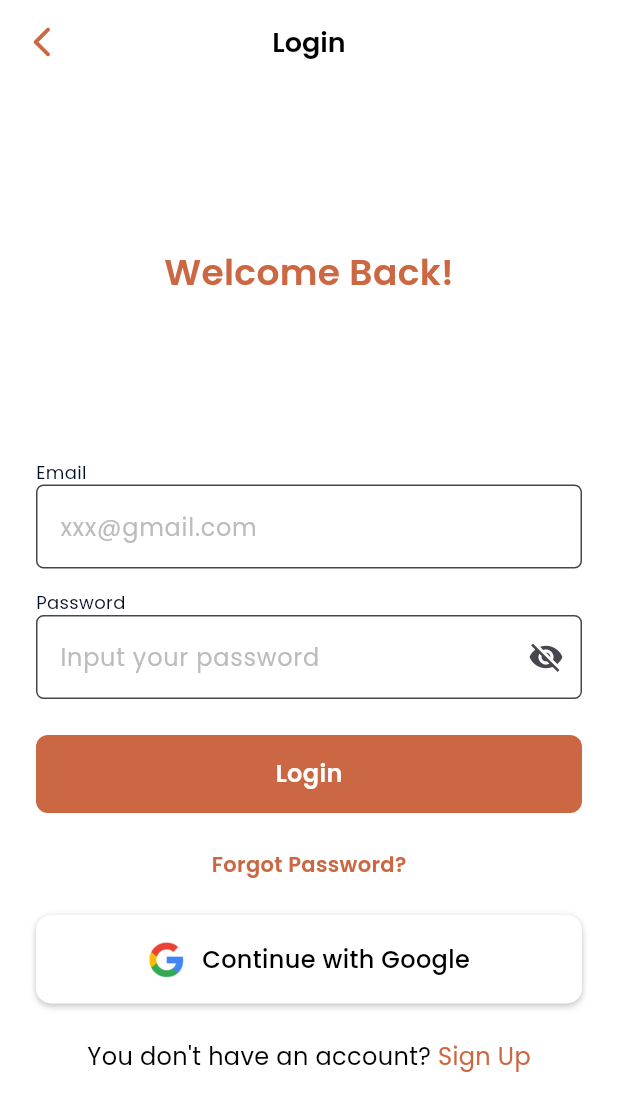
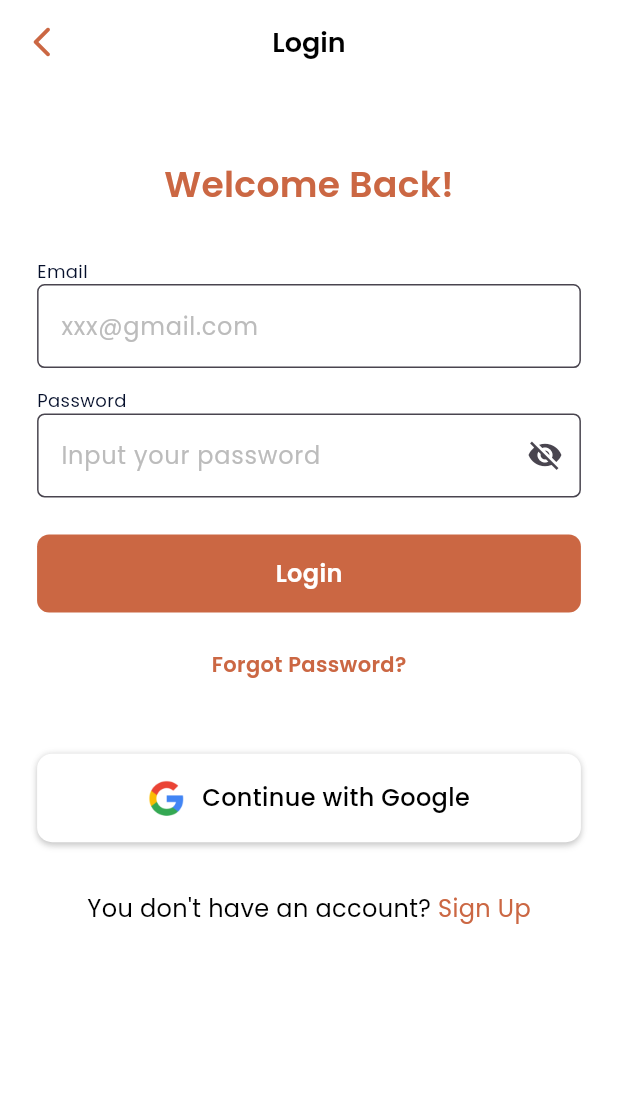
Before and after one commit to karehaa/eco-style, a Flutter app: the SignIn screen opened directly, on a phone screen of 412 x 824 dp. Shown: the top 1111 px of the screen. Run offline on Flutter 3.47's test engine with Material 3 defaults, Android fonts, the phone set to English and light mode, and no system bars.

Commit message:
Sign-In Page UI Finished

```diff
--- a/lib/pages/registration/sign_in.dart
+++ b/lib/pages/registration/sign_in.dart
@@ -20,6 +20,12 @@ class _SignIn extends State<SignIn> {
 
   @override
   Widget build(BuildContext context) {
+    final mediaQuery = MediaQuery.of(context);
+    final screenWidth = mediaQuery.size.width;
+    final screenHeight = mediaQuery.size.height;
+    final double padding = screenWidth * 0.06;
+    final double spacing = screenHeight * 0.02;
+
     return Scaffold(
       backgroundColor: ColorPallete.white,
       appBar: AppBar(
@@ -49,10 +55,14 @@ class _SignIn extends State<SignIn> {
       body: SafeArea(
         child: Container(
           width: double.infinity,
-          padding: const EdgeInsets.symmetric(horizontal: 24),
+          padding: EdgeInsets.symmetric(horizontal: padding),
           child: Column(
             children: [
-              const Spacer(),
+              Expanded(
+                child: SingleChildScrollView(
+                  child: Column(
+                    children: [
+                      SizedBox(height: spacing * 3),
                       const Text(
                         "Welcome Back!",
                         style: TextStyle(
@@ -62,7 +72,7 @@ class _SignIn extends State<SignIn> {
                           fontFamily: 'Poppins',
                         ),
                       ),
-              const Spacer(),
+                      SizedBox(height: spacing * 2),
                       const Align(
                         alignment: Alignment.centerLeft,
                         child: Text(
@@ -78,9 +88,7 @@ class _SignIn extends State<SignIn> {
                       const VisibleField(
                         labelText: "xxx@gmail.com",
                       ),
-              const SizedBox(
-                height: 14,
-              ),
+                      SizedBox(height: spacing * 0.8),
                       const Align(
                         alignment: Alignment.centerLeft,
                         child: Text(
@@ -96,9 +104,7 @@ class _SignIn extends State<SignIn> {
                       const NonVisibleField(
                         labelText: "Input your password",
                       ),
-              const SizedBox(
-                height: 24,
-              ),
+                      SizedBox(height: spacing * 1.5),
                       const MultiPurposeButton(
                         buttonText: "Login",
                         buttonColor: ColorPallete.terracota,
@@ -109,9 +115,7 @@ class _SignIn extends State<SignIn> {
                         routeDestination: Shop(),
                         hasIcon: false,
                       ),
-              const SizedBox(
-                height: 24,
-              ),
+                      SizedBox(height: spacing * 1.5),
                       const TransparentButton(
                         buttonText: "Forgot Password?",
                         color: ColorPallete.terracota,
@@ -119,9 +123,7 @@ class _SignIn extends State<SignIn> {
                         fontWeight: FontWeight.w600,
                         routeDestination: SignIn(),
                       ),
-              const SizedBox(
-                height: 24,
-              ),
+                      SizedBox(height: spacing * 3),
                       MultiPurposeButton(
                         buttonColor: ColorPallete.white,
                         textColor: ColorPallete.black,
@@ -147,9 +149,7 @@ class _SignIn extends State<SignIn> {
                           )
                         ],
                       ),
-              const SizedBox(
-                height: 24,
-              ),
+                      SizedBox(height: spacing * 2),
                       const Row(
                         mainAxisAlignment: MainAxisAlignment.center,
                         children: [
@@ -171,7 +171,10 @@ class _SignIn extends State<SignIn> {
                           )
                         ],
                       ),
-              const Spacer(),
+                    ],
+                  ),
+                ),
+              ),
             ],
           ),
         ),
```
Lines whose indentation alone changed are shown as unchanged.
